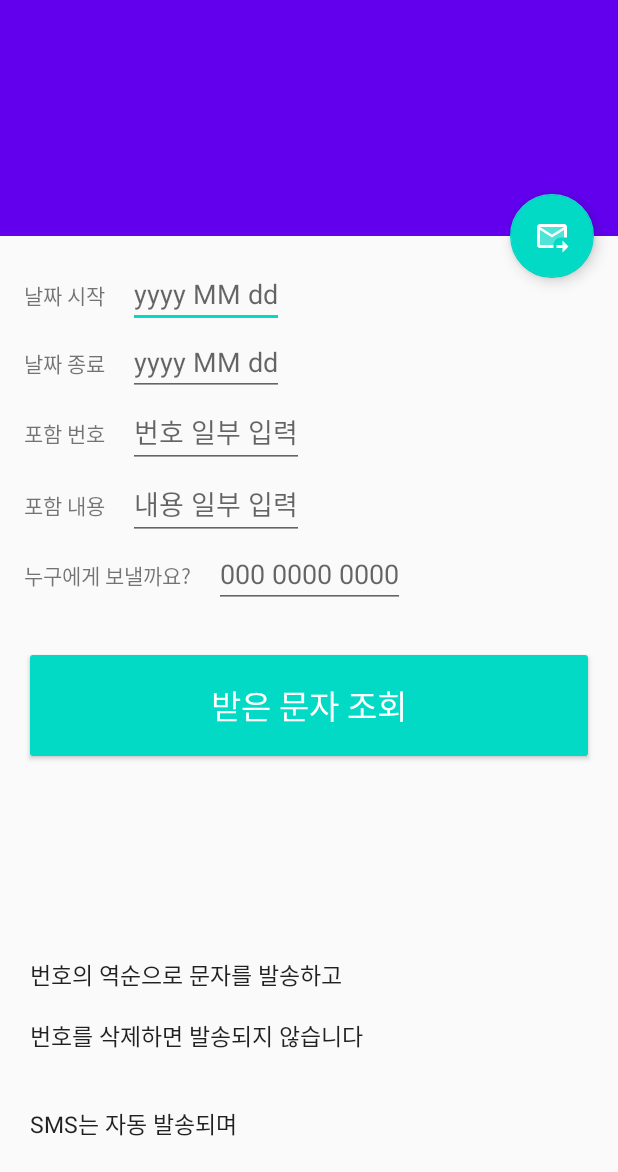
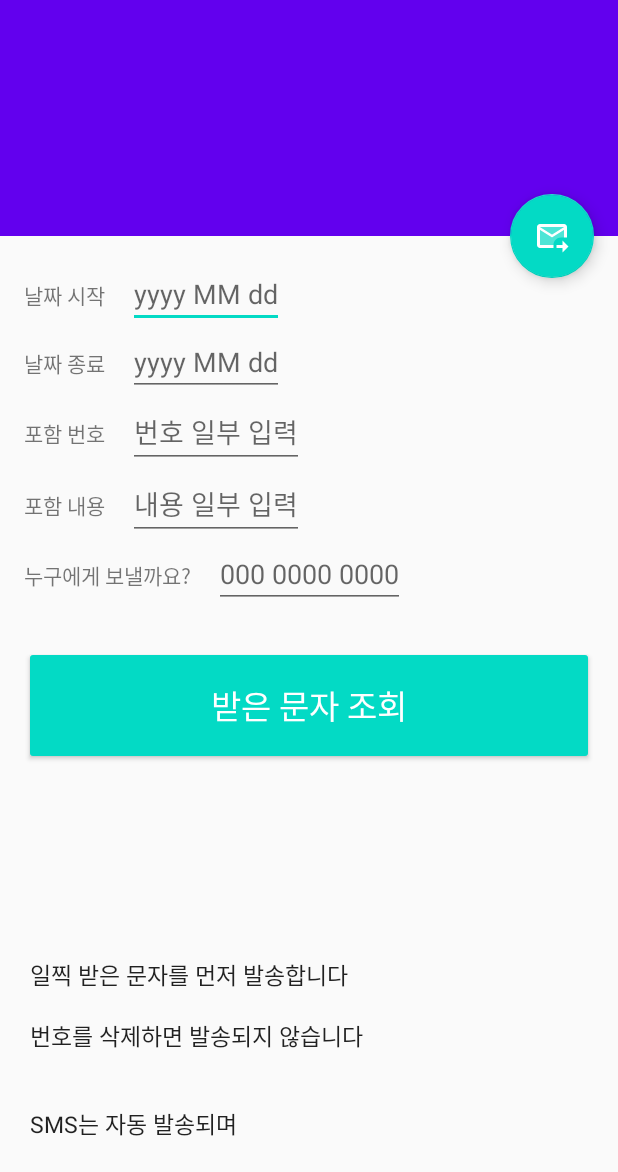
Before and after one commit to octnov14/ForwardSMS, an Android app: the screen it shows after launch (ScrollingActivity), after a tap on "CANCEL", on a phone screen of 412 x 824 dp, the part 64-1236 px from its top. Run offline under Robolectric (Android 15) with nearby library versions, the phone set to English and light mode, and no system bars; plain views replace CollapsingToolbarLayout; 1 statement that could not run was skipped.

Commit message:
날짜 역순, 스크롤링 등

```diff
--- a/app/src/main/java/com/wrdn/forward_sms/ScrollingActivity.kt
+++ b/app/src/main/java/com/wrdn/forward_sms/ScrollingActivity.kt
@@ -1,6 +1,7 @@
 package com.wrdn.forward_sms
 
 import android.Manifest
+import android.animation.ObjectAnimator
 import android.app.DatePickerDialog
 import android.content.Context
 import android.content.Intent
@@ -10,6 +11,7 @@ import android.os.Bundle
 import android.provider.Telephony
 import android.telephony.SmsManager
 import android.util.Log
+import android.view.View
 import android.widget.EditText
 import android.widget.TextView
 import android.widget.Toast
@@ -71,13 +73,15 @@ class ScrollingActivity : AppCompatActivity() {
         btnQuery.setOnClickListener { query() }
 
         fab.setOnClickListener { showSendDialog() }
+
+        toNumber.setOnFocusChangeListener { _, _ -> reformatToNumber() }
     }
 
     override fun onStart() {
         super.onStart()
 
         val da = YCalendar(numberOnly(dateAfter))
-        if(da.getYYYYMMDD() == YCalendar.displayYYYYMMDD()) {
+        if (da.getYYYYMMDD() == YCalendar.displayYYYYMMDD()) {
             query()
         }
     }
@@ -100,23 +104,16 @@ class ScrollingActivity : AppCompatActivity() {
                 Log.i("haha", db.timeInMillis.toString())
                 Log.i("haha", dc.toString())
 
-                var dbefore = numberOnly(dateBefore)
-                if (dbefore == "") dbefore = "99999999"
+
+                var smsList = readSMS(this@ScrollingActivity, da, db, numberOnly(fromNumber), includingText.text.toString())
+                val mmsList = readMMS(this@ScrollingActivity, da, db, numberOnly(fromNumber), includingText.text.toString())
+
+                smsList.addAll(mmsList)
+                smsList = smsList.sortedWith(Comparator<String> { o1, o2 -> if (o1 > o2) -1 else 1 }).toMutableList()
 
 
-                var smsList = readSMS(this@ScrollingActivity, da, db, numberOnly(fromNumber), includingText.text.toString())
-                var mmsList = readMMS(this@ScrollingActivity, da, db, numberOnly(fromNumber), includingText.text.toString())
-
-                smsList.addAll(mmsList)
-                smsList = sortList(smsList)
-
-
-//                val regex = """\n@(SMS|MMS)@""".toRegex()
-//
-//                val result : String = regex.replace("abcdefg abcdefg", "!!!")
-
                 var s = ""
-                var i=1
+                var i = 1
                 var y: String
                 for (x in smsList) {
                     y = x.replace("\nSMS", "\n${i}. SMS")
@@ -127,12 +124,90 @@ class ScrollingActivity : AppCompatActivity() {
                     i++
                 }
 
-                s += "\n\n\n\n\n번호의 역순으로 문자를 발송하고\n\n번호를 삭제하면 발송되지 않습니다\n\n\nSMS는 자동 발송되며\n\nMMS는 내용 확인 후 발송합니다"
+                s += "\n\n\n\n\n일찍 받은 문자를 먼저 발송합니다\n\n번호를 삭제하면 발송되지 않습니다\n\n\nSMS는 자동 발송되며\n\nMMS는 내용 확인 후 발송합니다"
 
                 withContext(Dispatchers.Main) {
                     setEditText(result, s)
+
+                    ObjectAnimator.ofInt(scrollView, "scrollY",  findDistanceToScroll(result)).setDuration(700).start()
+                    //scrollView.requestChildFocus(condition_container, result)
                 }
+
             }
+        }
+    }
+
+    private fun findDistanceToScroll(view: View): Int {
+        var distance = view.top
+        var viewParent = view.parent
+        //traverses 10 times
+        for (i in 0..9) {
+            if ((viewParent as View).id == R.id.scrollView) {
+                return distance
+            }
+            distance += (viewParent as View).top
+            viewParent = viewParent.getParent()
+        }
+        return 0
+    }
+
+    private fun send() {
+        var list = result.text.toString().split("\n").toMutableList()
+
+        val resms = """\d+[.] SMS """.toRegex()
+        val reall = """\d+[.] (SMS|MMS) """.toRegex()
+
+        list.removeAll { s -> reall.find(s) == null }
+
+        val renum = """\d+""".toRegex()
+        list = list.sortedWith(Comparator<String> { o1, o2 ->
+            val s1 = resms.find(o1) != null
+            val s2 = resms.find(o2) != null
+
+            if(s1 && !s2) return@Comparator -1
+            if(!s1 && s2) return@Comparator 1
+
+            var v1 = renum.find(o1)?.value?.toInt()
+            var v2 = renum.find(o2)?.value?.toInt()
+
+            if(v1==null) v1 = 0
+            if(v2==null) v2 = 0
+
+            if(v1 > v2) -1 else 1
+        }).toMutableList()
+
+
+        val tonum = numberOnly(toNumber)
+        for (x in list) {
+            Log.i("haha", x)
+
+            var y = reall.replace(x, "")
+            y = y.replace("[Web발신] ", "")
+
+
+            if(resms.find(x) != null) {
+                sendSMS(tonum, y)
+
+            } else {
+                mmsQueue.add(y)
+            }
+        }
+
+        sendMMS()
+    }
+
+    private fun sendSMS(phoneNo: String, msg_: String) {
+        try {
+            var msg = msg_
+            if (msg.length > 70) msg = msg.substring(0, 70)
+
+            val smsManager: SmsManager = SmsManager.getDefault()
+            smsManager.sendTextMessage(phoneNo, null, msg, null, null)
+            Toast.makeText(applicationContext, "전송 완료!", Toast.LENGTH_LONG).show()
+
+        } catch (e: Exception) {
+            Toast.makeText(applicationContext, "전송 실패", Toast.LENGTH_LONG).show()
+            e.printStackTrace()
         }
     }
 
@@ -167,7 +242,7 @@ class ScrollingActivity : AppCompatActivity() {
         DatePickerDialog(
             this,
             DatePickerDialog.OnDateSetListener { view, year, month, dayOfMonth ->
-                val m = "0${month+1}".takeLast(2)
+                val m = "0${month + 1}".takeLast(2)
                 val d = "0${dayOfMonth}".takeLast(2)
                 setEditText(ed, "$year $m $d")
             },
@@ -187,6 +262,8 @@ class ScrollingActivity : AppCompatActivity() {
 
 
     private fun rememberCondition() {
+        reformatToNumber()
+
         val pref = getSharedPreferences("Config", Context.MODE_PRIVATE)
 
         pref.edit().let { conf ->
@@ -201,48 +278,23 @@ class ScrollingActivity : AppCompatActivity() {
 
     }
 
-    private fun send() {
-        //sendSMS("01023573773", "한글도 잘 되겠지? abc 123")
+    private fun reformatToNumber() {
+        val re = """(^02.{0}|^01.{1}|^\d{3})?([0-9]+)([0-9]{4})""".toRegex()
 
-        val arr = result.text.toString().split("\n")
-
-        var n = 1
-        for (x in arr) {
-            if (x.startsWith("--> SMS ")) {
-                val y = x.replace("--> SMS ", "")
-
-                println("${n++} SMS : $y")
-
-                sendSMS(numberOnly(toNumber), y)
-
-            } else if (x.startsWith("--> MMS ")) {
-                val y = x.replace("--> MMS ", "")
-
-                println("${n++} MMS : $y")
-
-                mmsQueue.add(y)
+        re.replace(numberOnly(toNumber)) { match ->
+            Log.i("haha", match.groupValues.toString())
+            val vv = match.groupValues
+            if (vv.size > 3) {
+                setEditText(toNumber, "${vv[1]} ${vv[2]} ${vv[3]}")
             }
+            ""
         }
-
-        sendMMS()
     }
 
     fun numberOnly(ed: EditText): String {
         val rtn = ed.text.toString().replace("""[^0-9]""".toRegex(), "")
         Log.i("haha", "번호만 추출 : $rtn")
         return rtn
-    }
-
-    private fun sortList(list: MutableList<String>): MutableList<String> {
-        val com = Comparator { o1: String, o2: String ->
-            return@Comparator if (o1 > o2) {
-                -1
-            } else {
-                1
-            }
-        }
-
-        return list.sortedWith(com).toMutableList()
     }
 
     private fun setEditText(ed: EditText, s: String) {
@@ -304,7 +356,7 @@ class ScrollingActivity : AppCompatActivity() {
         val uri = Telephony.Mms.Inbox.CONTENT_URI
 
         val whereClause = "date > ? and date < ? and INSTR(address, ?) > 0"
-        val whereArgs = arrayOf("${dateAfter.timeInMillis/1000}", "${dateBefore.timeInMillis/1000}", num)
+        val whereArgs = arrayOf("${dateAfter.timeInMillis / 1000}", "${dateBefore.timeInMillis / 1000}", num)
 
         val cursor = context.contentResolver.query(uri, arrayOf("*"), whereClause, whereArgs, "date asc")
 
@@ -344,23 +396,6 @@ class ScrollingActivity : AppCompatActivity() {
         }
 
         return rtn
-    }
-
-    private fun sendSMS(phoneNo: String, sms: String) {
-        try {
-            var msg = sms.replace("[Web발신] ", "")
-            if (msg.length > 70) msg = msg.substring(0, 70)
-
-            println("${msg.length} : $msg")
-
-            val smsManager: SmsManager = SmsManager.getDefault()
-            smsManager.sendTextMessage(phoneNo, null, msg, null, null)
-            Toast.makeText(applicationContext, "전송 완료!", Toast.LENGTH_LONG).show()
-
-        } catch (e: Exception) {
-            Toast.makeText(applicationContext, "전송 실패", Toast.LENGTH_LONG).show()
-            e.printStackTrace()
-        }
     }
 
     private fun sendMMS() {
--- a/app/src/main/res/layout/content_scrolling.xml
+++ b/app/src/main/res/layout/content_scrolling.xml
@@ -3,6 +3,7 @@
 <androidx.core.widget.NestedScrollView xmlns:android="http://schemas.android.com/apk/res/android"
     xmlns:app="http://schemas.android.com/apk/res-auto"
     xmlns:tools="http://schemas.android.com/tools"
+    android:id="@+id/scrollView"
     android:layout_width="match_parent"
     android:layout_height="match_parent"
     app:layout_behavior="@string/appbar_scrolling_view_behavior"
@@ -10,11 +11,11 @@
     tools:showIn="@layout/activity_scrolling">
 
     <LinearLayout
+        android:id="@+id/condition_container"
         android:layout_width="match_parent"
         android:layout_height="match_parent"
-        android:orientation="vertical"
         android:layout_margin="@dimen/text_margin"
-        >
+        android:orientation="vertical">
 
         <LinearLayout
             android:layout_width="wrap_content"
@@ -24,15 +25,15 @@
             <TextView
                 android:layout_width="wrap_content"
                 android:layout_height="wrap_content"
-                android:text="날짜 시작"
-                android:layout_marginEnd="15dp"/>
+                android:layout_marginEnd="15dp"
+                android:text="날짜 시작" />
 
             <EditText
                 android:id="@+id/dateAfter"
                 android:layout_width="wrap_content"
                 android:layout_height="wrap_content"
                 android:hint="yyyy MM dd"
-                android:inputType="number"/>
+                android:inputType="number" />
 
         </LinearLayout>
 
@@ -44,15 +45,15 @@
             <TextView
                 android:layout_width="wrap_content"
                 android:layout_height="wrap_content"
-                android:text="날짜 종료"
-                android:layout_marginEnd="15dp"/>
+                android:layout_marginEnd="15dp"
+                android:text="날짜 종료" />
 
             <EditText
                 android:id="@+id/dateBefore"
                 android:layout_width="wrap_content"
                 android:layout_height="wrap_content"
                 android:hint="yyyy MM dd"
-                android:inputType="number"/>
+                android:inputType="number" />
 
         </LinearLayout>
 
@@ -64,16 +65,15 @@
             <TextView
                 android:layout_width="wrap_content"
                 android:layout_height="wrap_content"
-                android:text="포함 번호"
                 android:layout_marginEnd="15dp"
-                />
+                android:text="포함 번호" />
 
             <EditText
                 android:id="@+id/fromNumber"
                 android:layout_width="wrap_content"
                 android:layout_height="wrap_content"
                 android:hint="번호 일부 입력"
-                android:inputType="number"/>
+                android:inputType="number" />
 
         </LinearLayout>
 
@@ -85,15 +85,15 @@
             <TextView
                 android:layout_width="wrap_content"
                 android:layout_height="wrap_content"
-                android:text="포함 내용"
-                android:layout_marginEnd="15dp"/>
+                android:layout_marginEnd="15dp"
+                android:text="포함 내용" />
 
             <EditText
                 android:id="@+id/includingText"
                 android:layout_width="wrap_content"
                 android:layout_height="wrap_content"
                 android:hint="내용 일부 입력"
-                android:inputType="text"/>
+                android:inputType="text" />
 
         </LinearLayout>
 
@@ -105,15 +105,15 @@
             <TextView
                 android:layout_width="wrap_content"
                 android:layout_height="wrap_content"
-                android:text="누구에게 보낼까요?"
-                android:layout_marginEnd="15dp"/>
+                android:layout_marginEnd="15dp"
+                android:text="누구에게 보낼까요?" />
 
             <EditText
                 android:id="@+id/toNumber"
                 android:layout_width="wrap_content"
                 android:layout_height="wrap_content"
                 android:hint="000 0000 0000"
-                android:inputType="number"/>
+                android:inputType="number" />
 
         </LinearLayout>
 
```
Also changed, not shown: 2 other files.
